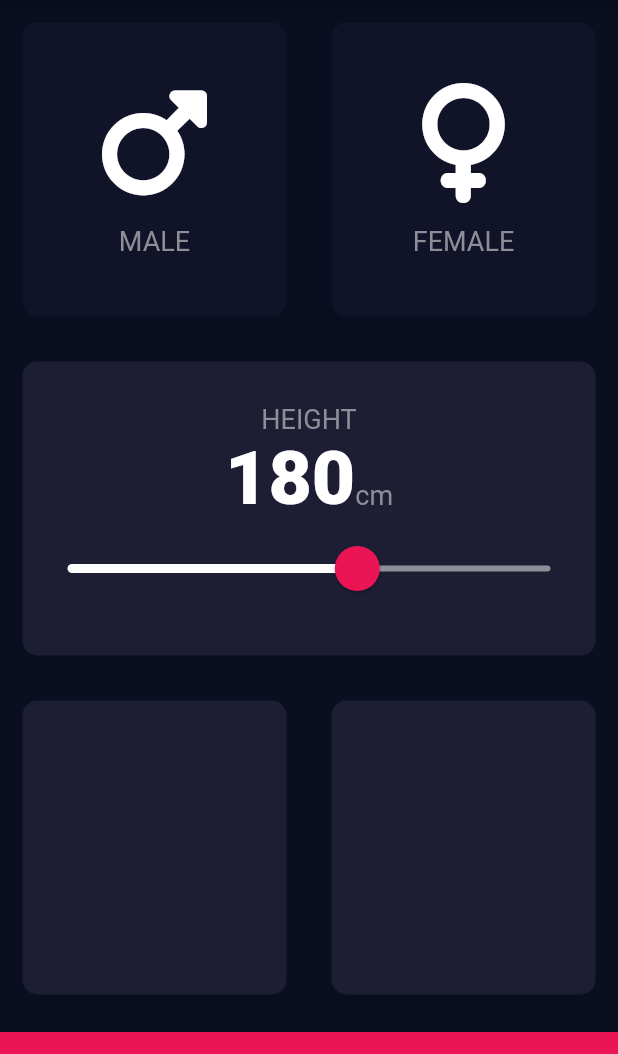
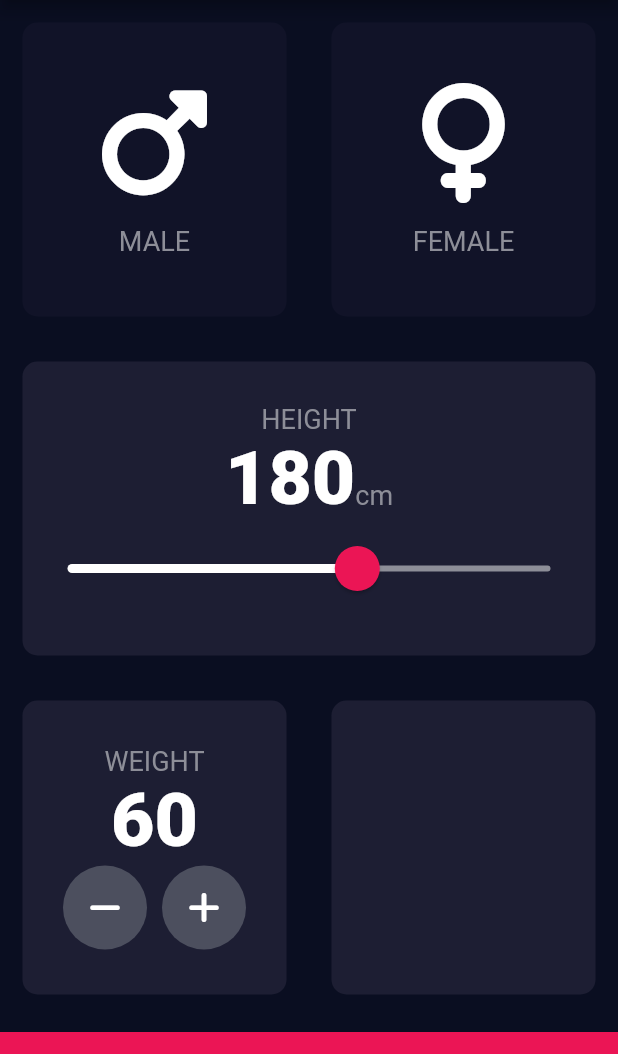
Before and after one commit to MateuszRajczyk/BMICalculator, a Flutter app: the screen it shows after launch, on a phone screen of 412 x 824 dp, the part 84-1138 px from its top. Run offline on Flutter 3.47's test engine with Material 2 defaults, Android fonts, the phone set to English and light mode, and no system bars; our stand-ins replace font_awesome_flutter.

Commit message:
create set weight functionality, creating modified button from raw button

```diff
--- a/lib/input_page.dart
+++ b/lib/input_page.dart
@@ -20,6 +20,7 @@ class InputPage extends StatefulWidget {
 class _InputPageState extends State<InputPage> {
   Gender? selectedGender;
   int height = 180;
+  int weight = 60;
 
   @override
   Widget build(BuildContext context) {
@@ -120,15 +121,51 @@ class _InputPageState extends State<InputPage> {
                 ),
               ),
             ),
-            const Expanded(
+            Expanded(
               child: Row(
                 children: [
                   Expanded(
                     child: ReuseableCard(
-                      cardChild: Column(),
+                      cardChild: Column(
+                        mainAxisAlignment: MainAxisAlignment.center,
+                        children: [
+                          const Text(
+                            'WEIGHT',
+                            style: kLabelTextStyle,
+                          ),
+                          Text(
+                            weight.toString(),
+                            style: kNumberTextStyle,
+                          ),
+                          Row(
+                            mainAxisAlignment: MainAxisAlignment.center,
+                            children: [
+                              RoundIconButton(
+                                icon: FontAwesomeIcons.minus,
+                                onPress: () {
+                                  setState(() {
+                                    weight--;
+                                  });
+                                },
+                              ),
+                              const SizedBox(
+                                width: 10.0,
+                              ),
+                              RoundIconButton(
+                                icon: FontAwesomeIcons.plus,
+                                onPress: () {
+                                  setState(() {
+                                    weight++;
+                                  });
+                                },
+                              ),
+                            ],
+                          ),
+                        ],
+                      ),
                     ),
                   ),
-                  Expanded(
+                  const Expanded(
                     child: ReuseableCard(
                       cardChild: Column(),
                     ),
@@ -146,3 +183,25 @@ class _InputPageState extends State<InputPage> {
         ));
   }
 }
+
+class RoundIconButton extends StatelessWidget {
+  const RoundIconButton({super.key, required this.icon, required this.onPress});
+
+  final IconData icon;
+  final void Function()? onPress;
+
+  @override
+  Widget build(BuildContext context) {
+    return RawMaterialButton(
+      onPressed: onPress,
+      elevation: 0.0,
+      shape: const CircleBorder(),
+      fillColor: const Color(0xFF4C4F5E),
+      constraints: const BoxConstraints.tightFor(
+        width: 56.0,
+        height: 56.0,
+      ),
+      child: Icon(icon),
+    );
+  }
+}
```
